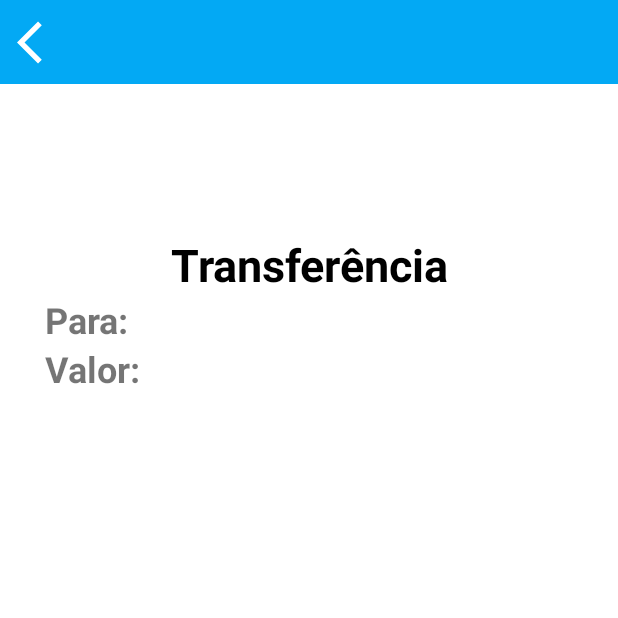
After one commit to marcelosanto/bancomr-kotlin, an Android app: the Transferencia screen opened directly, with no data from a screen before it, on a phone screen of 412 x 824 dp, the top half of it. The commit adds this screen. Run offline under Robolectric (Android 15) with nearby library versions, the phone set to English and light mode, and no system bars.

Commit message:
feat: Tela de Transferencia criada, toolbar, assim como back button e title

```diff
--- a/app/src/main/AndroidManifest.xml
+++ b/app/src/main/AndroidManifest.xml
@@ -9,7 +9,8 @@
         android:roundIcon="@mipmap/ic_launcher_round"
         android:supportsRtl="true"
         android:theme="@style/Theme.BancoMR">
-        <activity android:name=".Poupanca"></activity>
+        <activity android:name=".Transferencia"></activity>
+        <activity android:name=".Poupanca" />
         <activity android:name=".Faturas" />
         <activity android:name=".Saldo" />
         <activity android:name=".MainActivity">
--- a/app/src/main/java/com/marcelo/bancomr/MainActivity.kt
+++ b/app/src/main/java/com/marcelo/bancomr/MainActivity.kt
@@ -26,6 +26,12 @@ class MainActivity : AppCompatActivity() {
             finish()
         }
 
+        binding.transferencia.setOnClickListener {
+            val intent = Intent(this, Transferencia::class.java)
+            startActivity(intent)
+            finish()
+        }
+
         binding.poupanca.setOnClickListener {
             val intent = Intent(this, Poupanca::class.java)
             startActivity(intent)
--- /dev/null
+++ b/app/src/main/java/com/marcelo/bancomr/Transferencia.kt
@@ -0,0 +1,33 @@
+package com.marcelo.bancomr
+
+import android.content.Intent
+import androidx.appcompat.app.AppCompatActivity
+import android.os.Bundle
+import com.marcelo.bancomr.databinding.ActivityPoupancaBinding
+import com.marcelo.bancomr.databinding.ActivityTransferenciaBinding
+
+class Transferencia : AppCompatActivity() {
+    private lateinit var binding: ActivityTransferenciaBinding
+
+    override fun onCreate(savedInstanceState: Bundle?) {
+        super.onCreate(savedInstanceState)
+
+        binding = ActivityTransferenciaBinding.inflate(layoutInflater)
+        val view = binding.root
+        setContentView(view)
+
+        supportActionBar!!.hide()
+
+        val toolbar = binding.toolbarTransferencia
+        toolbar.title = "Transferência"
+        toolbar.setTitleTextColor(getColor(R.color.white))
+        toolbar.setTitleMargin(400,0,400,0)
+        toolbar.setBackgroundColor(getColor(R.color.light_blue))
+        toolbar.setNavigationIcon(getDrawable(R.drawable.ic_voltar))
+        toolbar.setNavigationOnClickListener {
+            val intent = Intent(this, MainActivity::class.java)
+            startActivity(intent)
+            finish()
+        }
+    }
+}
--- /dev/null
+++ b/app/src/main/res/layout/activity_transferencia.xml
@@ -0,0 +1,46 @@
+<?xml version="1.0" encoding="utf-8"?>
+<LinearLayout xmlns:android="http://schemas.android.com/apk/res/android"
+    xmlns:app="http://schemas.android.com/apk/res-auto"
+    xmlns:tools="http://schemas.android.com/tools"
+    android:layout_width="match_parent"
+    android:layout_height="match_parent"
+    android:orientation="vertical"
+    tools:context=".Transferencia">
+
+    <androidx.appcompat.widget.Toolbar
+        android:id="@+id/toolbar_transferencia"
+        android:layout_width="match_parent"
+        android:layout_height="wrap_content"
+
+        />
+
+    <TextView
+        android:id="@+id/textView10"
+        android:layout_width="match_parent"
+        android:layout_height="wrap_content"
+        android:layout_marginTop="100sp"
+        android:gravity="center"
+        android:text="Transferência"
+        android:textColor="@color/black"
+        android:textSize="30sp"
+        android:textStyle="bold" />
+
+    <TextView
+        android:id="@+id/textView11"
+        android:layout_width="match_parent"
+        android:layout_height="wrap_content"
+        android:layout_marginLeft="30sp"
+        android:text="Para:"
+        android:textSize="24sp"
+        android:textStyle="bold" />
+
+    <TextView
+        android:id="@+id/textView12"
+        android:layout_width="match_parent"
+        android:layout_height="wrap_content"
+        android:layout_marginLeft="30sp"
+        android:text="Valor:"
+        android:textSize="24sp"
+        android:textStyle="bold" />
+
+</LinearLayout>
```
